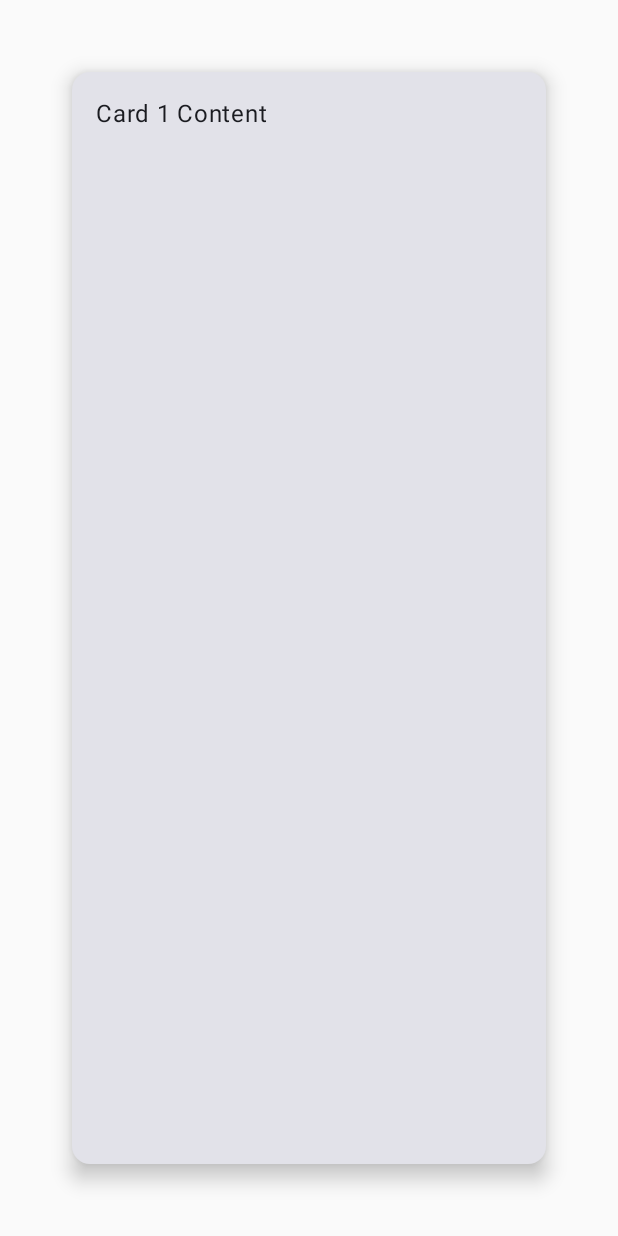
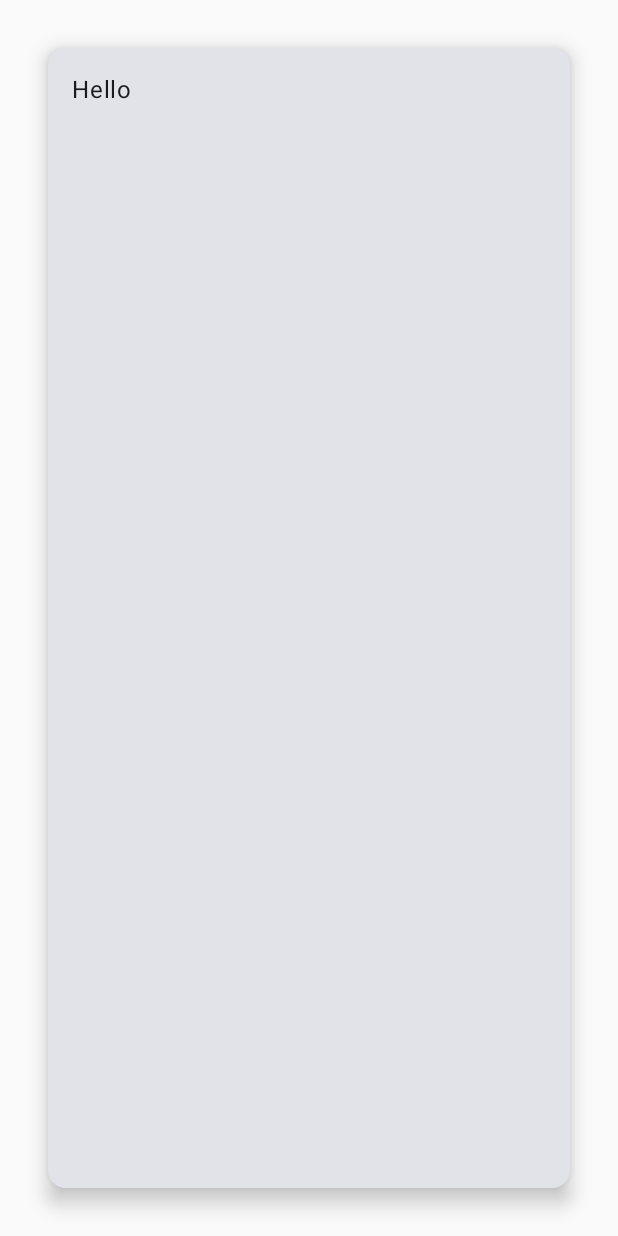
Before and after one commit to PratyushSingh07/BumbleCardSwipe, an Android app built with Jetpack Compose: the screen it shows after launch (MainActivity), on a phone screen of 412 x 824 dp. Run offline under Robolectric (Android 15) with nearby library versions, the phone set to English and light mode, and no system bars.

Commit message:
lib: made swipeable as a property

```diff
--- a/app/src/main/java/com/github/tindercardswipe/MainActivity.kt
+++ b/app/src/main/java/com/github/tindercardswipe/MainActivity.kt
@@ -1,9 +1,17 @@
 package com.github.tindercardswipe
 
 import android.os.Bundle
+import android.util.Log
 import androidx.activity.ComponentActivity
 import androidx.activity.compose.setContent
-import com.github.lib.SwipeAnimation
+import androidx.compose.foundation.layout.fillMaxSize
+import androidx.compose.foundation.layout.padding
+import androidx.compose.material3.Card
+import androidx.compose.material3.CardDefaults
+import androidx.compose.material3.Text
+import androidx.compose.ui.Modifier
+import androidx.compose.ui.unit.dp
+import com.github.lib.swipeableCard
 import com.github.tindercardswipe.ui.theme.TinderCardSwipeTheme
 
 class MainActivity : ComponentActivity() {
@@ -11,7 +19,22 @@ class MainActivity : ComponentActivity() {
         super.onCreate(savedInstanceState)
         setContent {
             TinderCardSwipeTheme {
-                SwipeAnimation()
+                Card(
+                    modifier = Modifier
+                        .fillMaxSize()
+                        .padding(16.dp)
+                        .swipeableCard(
+                            onSwipe = {
+                                Log.d("CARD_SWIPED", "swipe the card")
+                            },
+                            onCardRemoved = {
+                                    Log.d("CARD_REMOVED", "remove the card")
+                            }
+                        ),
+                    elevation = CardDefaults.cardElevation(8.dp)
+                ) {
+                    Text(text = "Hello", modifier = Modifier.padding(16.dp))
+                }
             }
         }
     }
--- a/lib/src/main/java/com/github/lib/SwipeAnimation.kt
+++ b/lib/src/main/java/com/github/lib/SwipeAnimation.kt
@@ -1,62 +1,62 @@
 package com.github.lib
 
-import androidx.compose.foundation.layout.Arrangement
-import androidx.compose.foundation.layout.Column
-import androidx.compose.foundation.layout.fillMaxSize
-import androidx.compose.foundation.layout.padding
-import androidx.compose.material3.Card
-import androidx.compose.material3.CardDefaults
-import androidx.compose.material3.Text
-import androidx.compose.runtime.Composable
-import androidx.compose.runtime.getValue
-import androidx.compose.runtime.mutableIntStateOf
-import androidx.compose.runtime.remember
-import androidx.compose.runtime.setValue
-import androidx.compose.ui.Alignment
-import androidx.compose.ui.Modifier
-import androidx.compose.ui.text.font.FontWeight
-import androidx.compose.ui.unit.dp
-import androidx.compose.ui.unit.sp
-
-@Composable
-fun SwipeAnimation() {
-    var currentIndex by remember { mutableIntStateOf(0) }
-    val cardList = listOf(
-        "Card 1 Content",
-        "Card 2 Content",
-        "Card 3 Content"
-    )
-
-    Column(
-        modifier = Modifier
-            .fillMaxSize()
-            .padding(16.dp),
-        horizontalAlignment = Alignment.CenterHorizontally,
-        verticalArrangement = Arrangement.Center
-    ) {
-        if (currentIndex < cardList.size) {
-            SwipeableCard(
-                onSwipe = {
-                    if (currentIndex < cardList.size - 1) {
-                        currentIndex++
-                    }
-                },
-                onCardRemoved = {
-                    currentIndex++
-                }
-            ) { modifier ->
-                Card(
-                    modifier = modifier
-                        .fillMaxSize()
-                        .padding(16.dp),
-                    elevation = CardDefaults.cardElevation(8.dp)
-                ) {
-                    Text(text = cardList[currentIndex], modifier = Modifier.padding(16.dp))
-                }
-            }
-        } else {
-            // If all cards have been swiped
-            Text(text = "All cards swiped!", fontSize = 20.sp, fontWeight = FontWeight.Bold)
-        }
-    }
-}
+//import androidx.compose.foundation.layout.Arrangement
+//import androidx.compose.foundation.layout.Column
+//import androidx.compose.foundation.layout.fillMaxSize
+//import androidx.compose.foundation.layout.padding
+//import androidx.compose.material3.Card
+//import androidx.compose.material3.CardDefaults
+//import androidx.compose.material3.Text
+//import androidx.compose.runtime.Composable
+//import androidx.compose.runtime.getValue
+//import androidx.compose.runtime.mutableIntStateOf
+//import androidx.compose.runtime.remember
+//import androidx.compose.runtime.setValue
+//import androidx.compose.ui.Alignment
+//import androidx.compose.ui.Modifier
+//import androidx.compose.ui.text.font.FontWeight
+//import androidx.compose.ui.unit.dp
+//import androidx.compose.ui.unit.sp
+//
+//@Composable
+//fun SwipeAnimation() {
+//    var currentIndex by remember { mutableIntStateOf(0) }
+//    val cardList = listOf(
+//        "Card 1 Content",
+//        "Card 2 Content",
+//        "Card 3 Content"
+//    )
+//
+//    Column(
+//        modifier = Modifier
+//            .fillMaxSize()
+//            .padding(16.dp),
+//        horizontalAlignment = Alignment.CenterHorizontally,
+//        verticalArrangement = Arrangement.Center
+//    ) {
+//        if (currentIndex < cardList.size) {
+//            SwipeableCard(
+//                onSwipe = {
+//                    if (currentIndex < cardList.size - 1) {
+//                        currentIndex++
+//                    }
+//                },
+//                onCardRemoved = {
+//                    currentIndex++
+//                }
+//            ) { modifier ->
+//                Card(
+//                    modifier = modifier
+//                        .fillMaxSize()
+//                        .padding(16.dp),
+//                    elevation = CardDefaults.cardElevation(8.dp)
+//                ) {
+//                    Text(text = cardList[currentIndex], modifier = Modifier.padding(16.dp))
+//                }
+//            }
+//        } else {
+//            // If all cards have been swiped
+//            Text(text = "All cards swiped!", fontSize = 20.sp, fontWeight = FontWeight.Bold)
+//        }
+//    }
+//}
--- a/lib/src/main/java/com/github/lib/SwipeableCard.kt
+++ b/lib/src/main/java/com/github/lib/SwipeableCard.kt
@@ -4,7 +4,6 @@ import androidx.compose.foundation.gestures.Orientation
 import androidx.compose.foundation.gestures.draggable
 import androidx.compose.foundation.gestures.rememberDraggableState
 import androidx.compose.foundation.layout.Box
-import androidx.compose.foundation.layout.fillMaxSize
 import androidx.compose.foundation.layout.fillMaxWidth
 import androidx.compose.foundation.layout.offset
 import androidx.compose.foundation.layout.padding
@@ -14,6 +13,7 @@ import androidx.compose.runtime.mutableFloatStateOf
 import androidx.compose.runtime.remember
 import androidx.compose.runtime.setValue
 import androidx.compose.ui.Modifier
+import androidx.compose.ui.composed
 import androidx.compose.ui.graphics.graphicsLayer
 import androidx.compose.ui.unit.IntOffset
 import androidx.compose.ui.unit.dp
@@ -22,15 +22,13 @@ import kotlin.math.roundToInt
 
 
 @Composable
-fun SwipeableCard(
+fun Modifier.swipeableCard(
     onSwipe: () -> Unit,
     onCardRemoved: () -> Unit,
-    content: @Composable (Modifier) -> Unit
-) {
+): Modifier = composed {
     var offsetX by remember { mutableFloatStateOf(0f) }
 
-    Box(
-        modifier = Modifier
+    Modifier
         .offset { IntOffset(offsetX.roundToInt(), 0) }
         .fillMaxWidth()
         .padding(16.dp)
@@ -59,7 +57,4 @@ fun SwipeableCard(
                 }
             }
         )
-    ) {
-        content(Modifier.fillMaxSize())
 }
-}
```
Also changed, not shown: lib/src/main/java/com/github/lib/SwipeableCardState.kt (added, +70 -0 lines). Lines whose indentation alone changed are shown as unchanged.
